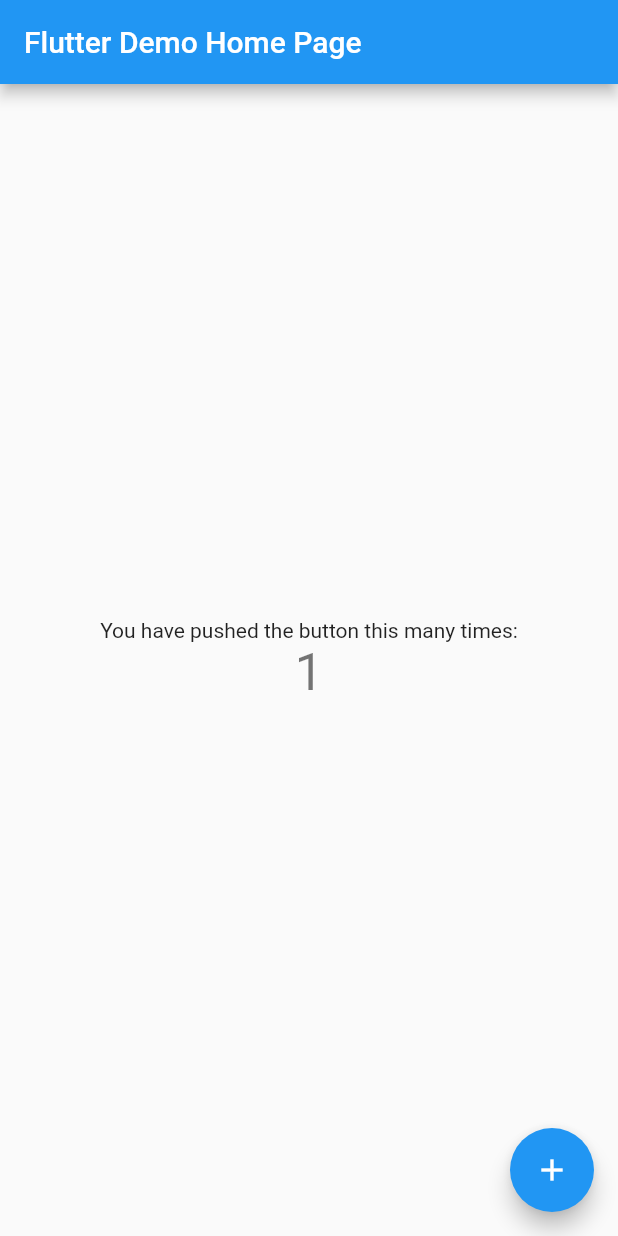
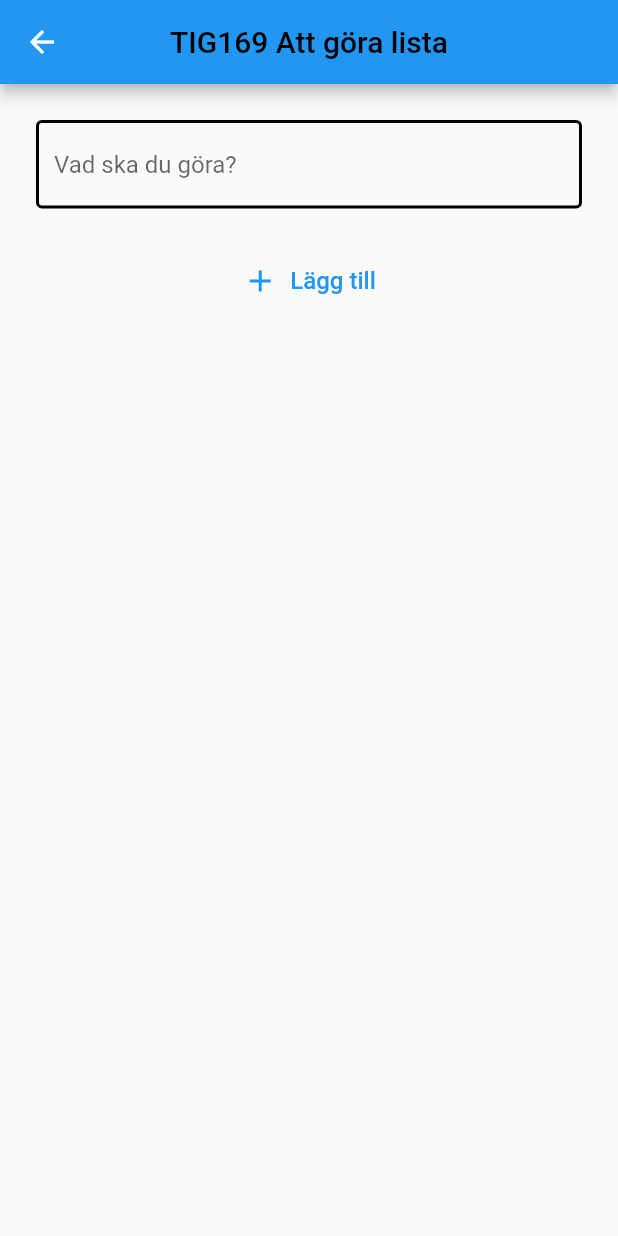
Before and after one commit to gu-tig169-ht21/gusfrenal, a Flutter app: the screen it shows after launch, after a tap on the "add" icon, on a phone screen of 412 x 824 dp. Run offline on Flutter 3.47's test engine with Material 2 defaults, Android fonts, the phone set to English and light mode, and no system bars.

Commit message:
inlämning 1

```diff
--- a/lib/main.dart
+++ b/lib/main.dart
@@ -1,115 +1,152 @@
 import 'package:flutter/material.dart';
 
 void main() {
-  runApp(const MyApp());
+  runApp(MyApp());
 }
 
 class MyApp extends StatelessWidget {
-  const MyApp({Key? key}) : super(key: key);
-
-  // This widget is the root of your application.
   @override
   Widget build(BuildContext context) {
     return MaterialApp(
-      title: 'Flutter Demo',
-      theme: ThemeData(
-        // This is the theme of your application.
-        //
-        // Try running your application with "flutter run". You'll see the
-        // application has a blue toolbar. Then, without quitting the app, try
-        // changing the primarySwatch below to Colors.green and then invoke
-        // "hot reload" (press "r" in the console where you ran "flutter run",
-        // or simply save your changes to "hot reload" in a Flutter IDE).
-        // Notice that the counter didn't reset back to zero; the application
-        // is not restarted.
-        primarySwatch: Colors.blue,
-      ),
-      home: const MyHomePage(title: 'Flutter Demo Home Page'),
+      home: MainView(),
     );
   }
 }
 
-class MyHomePage extends StatefulWidget {
-  const MyHomePage({Key? key, required this.title}) : super(key: key);
-
-  // This widget is the home page of your application. It is stateful, meaning
-  // that it has a State object (defined below) that contains fields that affect
-  // how it looks.
-
-  // This class is the configuration for the state. It holds the values (in this
-  // case the title) provided by the parent (in this case the App widget) and
-  // used by the build method of the State. Fields in a Widget subclass are
-  // always marked "final".
-
-  final String title;
-
-  @override
-  State<MyHomePage> createState() => _MyHomePageState();
-}
-
-class _MyHomePageState extends State<MyHomePage> {
-  int _counter = 0;
-
-  void _incrementCounter() {
-    setState(() {
-      // This call to setState tells the Flutter framework that something has
-      // changed in this State, which causes it to rerun the build method below
-      // so that the display can reflect the updated values. If we changed
-      // _counter without calling setState(), then the build method would not be
-      // called again, and so nothing would appear to happen.
-      _counter++;
-    });
-  }
-
+class MainView extends StatelessWidget {
   @override
   Widget build(BuildContext context) {
-    // This method is rerun every time setState is called, for instance as done
-    // by the _incrementCounter method above.
-    //
-    // The Flutter framework has been optimized to make rerunning build methods
-    // fast, so that you can just rebuild anything that needs updating rather
-    // than having to individually change instances of widgets.
     return Scaffold(
       appBar: AppBar(
-        // Here we take the value from the MyHomePage object that was created by
-        // the App.build method, and use it to set our appbar title.
-        title: Text(widget.title),
+        backgroundColor: Colors.blue,
+        centerTitle: true,
+        title: Text(
+          "TIG169 Att göra lista",
+          style: TextStyle(color: Colors.black),
+        ),
+        actions: <Widget>[
+          _todoFilter(),
+        ],
       ),
       body: Center(
-        // Center is a layout widget. It takes a single child and positions it
-        // in the middle of the parent.
         child: Column(
-          // Column is also a layout widget. It takes a list of children and
-          // arranges them vertically. By default, it sizes itself to fit its
-          // children horizontally, and tries to be as tall as its parent.
-          //
-          // Invoke "debug painting" (press "p" in the console, choose the
-          // "Toggle Debug Paint" action from the Flutter Inspector in Android
-          // Studio, or the "Toggle Debug Paint" command in Visual Studio Code)
-          // to see the wireframe for each widget.
-          //
-          // Column has various properties to control how it sizes itself and
-          // how it positions its children. Here we use mainAxisAlignment to
-          // center the children vertically; the main axis here is the vertical
-          // axis because Columns are vertical (the cross axis would be
-          // horizontal).
-          mainAxisAlignment: MainAxisAlignment.center,
-          children: <Widget>[
-            const Text(
-              'You have pushed the button this many times:',
-            ),
-            Text(
-              '$_counter',
-              style: Theme.of(context).textTheme.headline4,
-            ),
+          children: [
+            _todoItem('Träna'),
+            _todoItem('Plugga'),
+            _todoItem('Spela'),
+            _todoItem('Skicka in plugg'),
+            _todoItem('Dricka 10 öl'),
           ],
         ),
       ),
-      floatingActionButton: FloatingActionButton(
-        onPressed: _incrementCounter,
-        tooltip: 'Increment',
-        child: const Icon(Icons.add),
-      ), // This trailing comma makes auto-formatting nicer for build methods.
+      floatingActionButton: _addButton(context),
+    );
+  }
+
+  Widget _todoFilter() {
+    return PopupMenuButton<String>(
+      itemBuilder: (context) => [
+        PopupMenuItem(
+          child: Text("Markera alla"),
+        ),
+        PopupMenuItem(
+          child: Text("Avmarkera alla"),
+        ),
+      ],
+      icon: Icon(Icons.more_vert, size: 30, color: Colors.black),
+    );
+  }
+
+  Widget _todoItem(String text) {
+    return Row(
+      children: [
+        Checkbox(
+          value: false,
+          onChanged: (val) {},
+        ),
+        Expanded(
+          flex: 5,
+          child: Text(
+            text,
+            style: TextStyle(fontSize: 14),
+          ),
+        ),
+        Expanded(
+          flex: 1,
+          child: IconButton(
+            icon: Icon(Icons.clear),
+            onPressed: () {},
+          ),
+        ),
+      ],
+    );
+  }
+
+  Widget _addButton(BuildContext context) {
+    return FloatingActionButton(
+      elevation: 0.0,
+      onPressed: () {
+        Navigator.push(
+          context,
+          MaterialPageRoute(builder: (context) => SecondView()),
+        );
+      },
+      backgroundColor: (Colors.blue),
+      child: Icon(
+        Icons.add,
+        size: 50,
+      ),
     );
   }
 }
+
+class SecondView extends StatelessWidget {
+  Widget build(BuildContext context) {
+    return Scaffold(
+      appBar: AppBar(
+        backgroundColor: Colors.blue,
+        centerTitle: true,
+        title: Text(
+          "TIG169 Att göra lista",
+          style: TextStyle(color: Colors.black),
+        ),
+      ),
+      body: Center(
+        child: Column(
+          children: [
+            _textField(),
+            _addButton(),
+          ],
+        ),
+      ),
+    );
+  }
+
+  Widget _textField() {
+    return Container(
+      padding: EdgeInsets.all(24),
+      child: TextField(
+        decoration: InputDecoration(
+            enabledBorder: const OutlineInputBorder(
+              borderSide: const BorderSide(color: Colors.black, width: 2),
+            ),
+            hintText: "Vad ska du göra?"),
+      ),
+    );
+  }
+
+  Widget _addButton() {
+    return Column(
+      children: [
+        TextButton.icon(
+          onPressed: () {},
+          icon: Icon(Icons.add),
+          label: Text(
+            'Lägg till',
+            style: TextStyle(fontSize: 16),
+          ),
+        )
+      ],
+    );
+  }
+}
```
